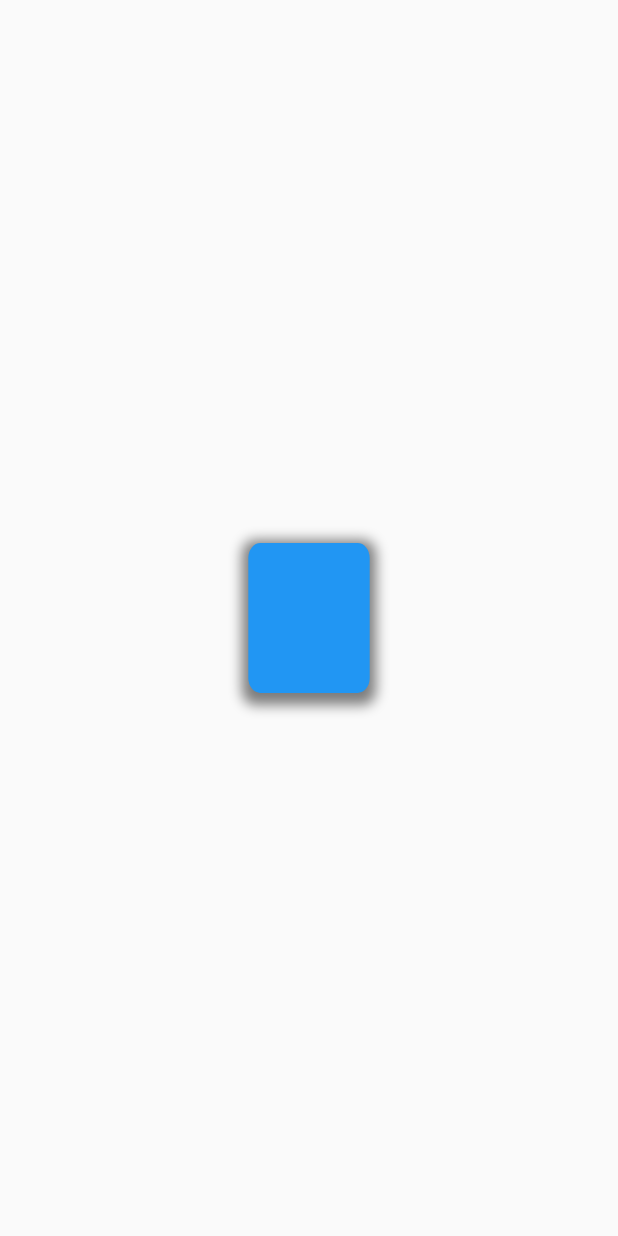
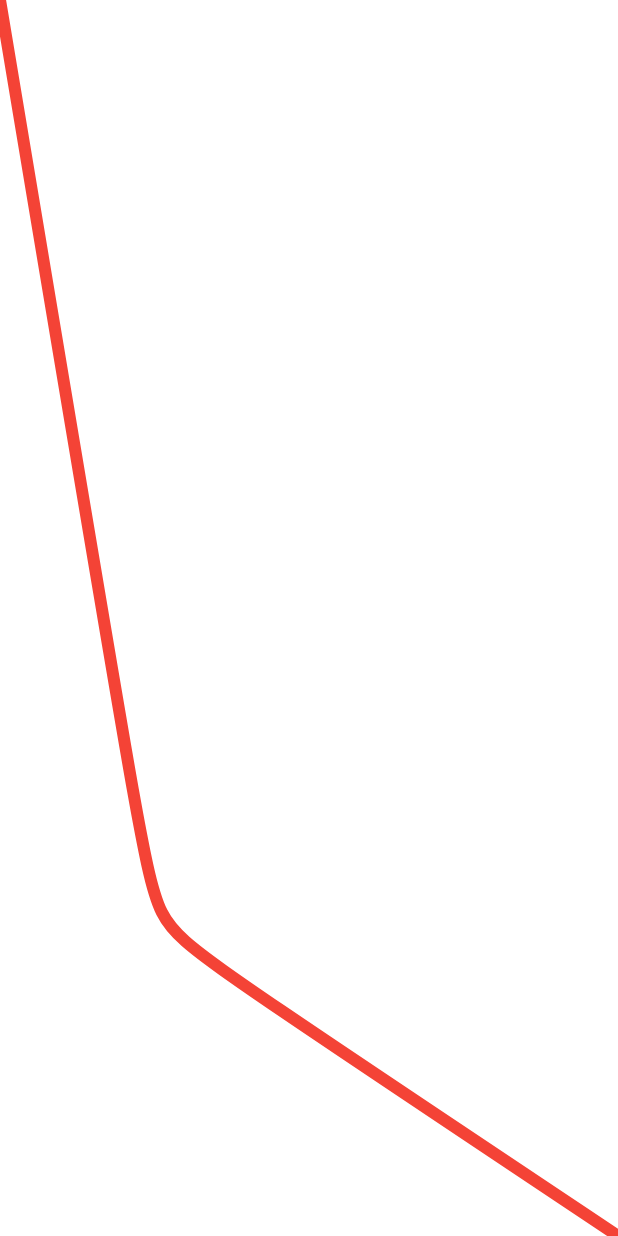
Before and after one commit to puneetkukreja98/Animation_learning_app, a Flutter app: the screen it shows after launch, on a phone screen of 412 x 824 dp. Run offline on Flutter 3.47's test engine with Material 2 defaults, Android fonts, the phone set to English and light mode, and no system bars.

```diff
--- a/lib/main.dart
+++ b/lib/main.dart
@@ -1,12 +1,11 @@
 import 'package:flutter/material.dart';
-import "dart:math" show pi;
 
 void main() {
   runApp(const MyApp());
 }
 
 class MyApp extends StatelessWidget {
-  const MyApp({Key? key}) : super(key: key);
+  const MyApp({super.key});
 
   @override
   Widget build(BuildContext context) {
@@ -15,82 +14,52 @@ class MyApp extends StatelessWidget {
       theme: ThemeData(
         primarySwatch: Colors.blue,
       ),
-      home: const HomeScreen(title: 'Flutter Demo Home Page'),
+      home: const HomeScreen(),
     );
   }
 }
 
-class HomeScreen extends StatefulWidget {
-  final String title;
-  const HomeScreen({
-    super.key,
-    required this.title,
-  });
+class HomeScreen extends StatelessWidget {
+  const HomeScreen({super.key});
 
   @override
-  State<HomeScreen> createState() => _HomeScreenState();
+  Widget build(BuildContext context) {
+    return CustomPaint(
+      painter: PathPainter(),
+    );
+  }
 }
 
-class _HomeScreenState extends State<HomeScreen>
-    with SingleTickerProviderStateMixin {
-  late AnimationController _controller;
-  late Animation _animation;
+class PathPainter extends CustomPainter {
+  @override
+  void paint(Canvas canvas, Size size) {
+    Paint paint = Paint()
+      ..color = Colors.red
+      ..style = PaintingStyle.stroke
+      ..strokeWidth = 8.0;
 
-  @override
-  void initState() {
-    super.initState();
-    _controller = AnimationController(
-      vsync: this,
-      duration: const Duration(seconds: 2),
-    );
+    Path path = Path();
 
-    _animation = Tween<double>(
-      begin: 0.0,
-      end: 2 * pi,
-    ).animate(_controller);
+    // Moves starting point to the center of the screen
+    //path.moveTo(size.width / 2, size.height / 2);
 
-    _controller.repeat();
+    // Draws a line from left top corner to right bottom
+    // path.lineTo(size.width, size.height);
+
+    // path.moveTo(0, size.height / 2);
+    // path.quadraticBezierTo(
+    //     size.width / 2, size.height, size.width, size.height / 2);
+
+    // path.cubicTo(size.width / 4, 3 * size.height / 4, 3 * size.width / 4,
+    //     size.height / 4, size.width, size.height);
+
+    path.conicTo(
+        size.width / 4, 3 * size.height / 4, size.width, size.height, 20);
+
+    canvas.drawPath(path, paint);
+    path.close();
   }
 
   @override
-  void dispose() {
-    _controller.dispose();
-    super.dispose();
-  }
-
-  @override
-  Widget build(BuildContext context) {
-    return SafeArea(
-        child: Scaffold(
-      body: Center(
-          child: AnimatedBuilder(
-        animation: _controller,
-        builder: (context, child) {
-          return Transform(
-            alignment: Alignment.center,
-            transform: Matrix4.identity()
-              ..rotateY(
-                _animation.value,
-              ),
-            child: Container(
-              width: 100,
-              height: 100,
-              decoration: BoxDecoration(
-                color: Colors.blue,
-                borderRadius: BorderRadius.circular(10),
-                boxShadow: [
-                  BoxShadow(
-                    color: Colors.black.withOpacity(0.5),
-                    spreadRadius: 5,
-                    blurRadius: 7,
-                    offset: const Offset(0, 3),
-                  ),
-                ],
-              ),
-            ),
-          );
-        },
-      )),
-    ));
-  }
+  bool shouldRepaint(CustomPainter oldDelegate) => true;
 }
```
